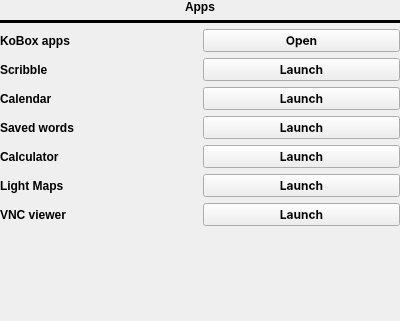
This is apps.ui in Quill-OS/quill as Qt 5 draws it before an edit. The edited form follows.
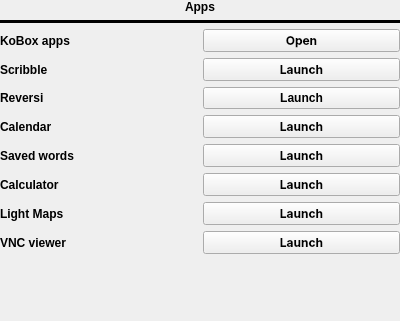
This is the edited form.

Commit message: Add Reversi game in Apps

```diff
--- a/apps.ui
+++ b/apps.ui
@@ -56,7 +56,75 @@
        <property name="bottomMargin">
         <number>0</number>
        </property>
-       <item row="4" column="0">
+       <item row="6" column="1">
+        <widget class="QPushButton" name="calculatorLaunchBtn">
+         <property name="font">
+          <font>
+           <family>Inter</family>
+           <weight>75</weight>
+           <bold>true</bold>
+          </font>
+         </property>
+         <property name="text">
+          <string>Launch</string>
+         </property>
+        </widget>
+       </item>
+       <item row="4" column="1">
+        <widget class="QPushButton" name="calendarLaunchBtn">
+         <property name="font">
+          <font>
+           <family>Inter</family>
+           <weight>75</weight>
+           <bold>true</bold>
+          </font>
+         </property>
+         <property name="text">
+          <string>Launch</string>
+         </property>
+        </widget>
+       </item>
+       <item row="7" column="0">
+        <widget class="QLabel" name="label_2">
+         <property name="font">
+          <font>
+           <weight>75</weight>
+           <bold>true</bold>
+          </font>
+         </property>
+         <property name="text">
+          <string>Light Maps</string>
+         </property>
+        </widget>
+       </item>
+       <item row="1" column="0">
+        <widget class="QLabel" name="scribbleLabel">
+         <property name="font">
+          <font>
+           <weight>75</weight>
+           <bold>true</bold>
+          </font>
+         </property>
+         <property name="text">
+          <string>Scribble</string>
+         </property>
+        </widget>
+       </item>
+       <item row="5" column="1">
+        <widget class="QPushButton" name="savedWordsLaunchBtn">
+         <property name="font">
+          <font>
+           <family>Inter</family>
+           <weight>75</weight>
+           <bold>true</bold>
+          </font>
+         </property>
+         <property name="text">
+          <string>Launch</string>
+         </property>
+        </widget>
+       </item>
+       <item row="5" column="0">
         <widget class="QLabel" name="label_3">
          <property name="font">
           <font>
@@ -82,8 +150,8 @@
          </property>
         </widget>
        </item>
-       <item row="5" column="0">
-        <widget class="QLabel" name="label_4">
+       <item row="4" column="0">
+        <widget class="QLabel" name="calendarLabel">
          <property name="font">
           <font>
            <weight>75</weight>
@@ -91,7 +159,36 @@
           </font>
          </property>
          <property name="text">
-          <string>Calculator</string>
+          <string>Calendar</string>
+         </property>
+        </widget>
+       </item>
+       <item row="7" column="1">
+        <widget class="QPushButton" name="lightmapsLaunchBtn">
+         <property name="font">
+          <font>
+           <family>Inter</family>
+           <weight>75</weight>
+           <italic>false</italic>
+           <bold>true</bold>
+          </font>
+         </property>
+         <property name="text">
+          <string>Launch</string>
+         </property>
+        </widget>
+       </item>
+       <item row="8" column="1">
+        <widget class="QPushButton" name="vncLaunchBtn">
+         <property name="font">
+          <font>
+           <family>Inter</family>
+           <weight>75</weight>
+           <bold>true</bold>
+          </font>
+         </property>
+         <property name="text">
+          <string>Launch</string>
          </property>
         </widget>
        </item>
@@ -109,63 +206,20 @@
          </property>
         </widget>
        </item>
-       <item row="7" column="1">
-        <widget class="QPushButton" name="vncLaunchBtn">
+       <item row="6" column="0">
+        <widget class="QLabel" name="label_4">
          <property name="font">
           <font>
-           <family>Inter</family>
            <weight>75</weight>
            <bold>true</bold>
           </font>
          </property>
          <property name="text">
-          <string>Launch</string>
+          <string>Calculator</string>
          </property>
         </widget>
        </item>
-       <item row="1" column="0">
-        <widget class="QLabel" name="scribbleLabel">
-         <property name="font">
-          <font>
-           <weight>75</weight>
-           <bold>true</bold>
-          </font>
-         </property>
-         <property name="text">
-          <string>Scribble</string>
-         </property>
-        </widget>
-       </item>
-       <item row="5" column="1">
-        <widget class="QPushButton" name="calculatorLaunchBtn">
-         <property name="font">
-          <font>
-           <family>Inter</family>
-           <weight>75</weight>
-           <bold>true</bold>
-          </font>
-         </property>
-         <property name="text">
-          <string>Launch</string>
-         </property>
-        </widget>
-       </item>
-       <item row="1" column="1">
-        <widget class="QPushButton" name="scribbleLaunchBtn">
-         <property name="font">
-          <font>
-           <family>Inter</family>
-           <weight>75</weight>
-           <italic>false</italic>
-           <bold>true</bold>
-          </font>
-         </property>
-         <property name="text">
-          <string>Launch</string>
-         </property>
-        </widget>
-       </item>
-       <item row="7" column="0">
+       <item row="8" column="0">
         <widget class="QLabel" name="vncViewerLabel">
          <property name="font">
           <font>
@@ -178,8 +232,23 @@
          </property>
         </widget>
        </item>
+       <item row="1" column="1">
+        <widget class="QPushButton" name="scribbleLaunchBtn">
+         <property name="font">
+          <font>
+           <family>Inter</family>
+           <weight>75</weight>
+           <italic>false</italic>
+           <bold>true</bold>
+          </font>
+         </property>
+         <property name="text">
+          <string>Launch</string>
+         </property>
+        </widget>
+       </item>
        <item row="3" column="0">
-        <widget class="QLabel" name="calendarLabel">
+        <widget class="QLabel" name="reversiLabel">
          <property name="font">
           <font>
            <weight>75</weight>
@@ -187,15 +256,14 @@
           </font>
          </property>
          <property name="text">
-          <string>Calendar</string>
+          <string>Reversi</string>
          </property>
         </widget>
        </item>
        <item row="3" column="1">
-        <widget class="QPushButton" name="calendarLaunchBtn">
+        <widget class="QPushButton" name="reversiLaunchBtn">
          <property name="font">
           <font>
-           <family>Inter</family>
            <weight>75</weight>
            <bold>true</bold>
           </font>
@@ -205,48 +273,6 @@
          </property>
         </widget>
        </item>
-       <item row="4" column="1">
-        <widget class="QPushButton" name="savedWordsLaunchBtn">
-         <property name="font">
-          <font>
-           <family>Inter</family>
-           <weight>75</weight>
-           <bold>true</bold>
-          </font>
-         </property>
-         <property name="text">
-          <string>Launch</string>
-         </property>
-        </widget>
-       </item>
-       <item row="6" column="1">
-        <widget class="QPushButton" name="lightmapsLaunchBtn">
-         <property name="font">
-          <font>
-           <family>Inter</family>
-           <weight>75</weight>
-           <italic>false</italic>
-           <bold>true</bold>
-          </font>
-         </property>
-         <property name="text">
-          <string>Launch</string>
-         </property>
-        </widget>
-       </item>
-       <item row="6" column="0">
-        <widget class="QLabel" name="label_2">
-         <property name="font">
-          <font>
-           <weight>75</weight>
-           <bold>true</bold>
-          </font>
-         </property>
-         <property name="text">
-          <string>Light Maps</string>
-         </property>
-        </widget>
-       </item>
       </layout>
      </item>
      <item row="3" column="0">
```
The commit also changes 2 other files.
